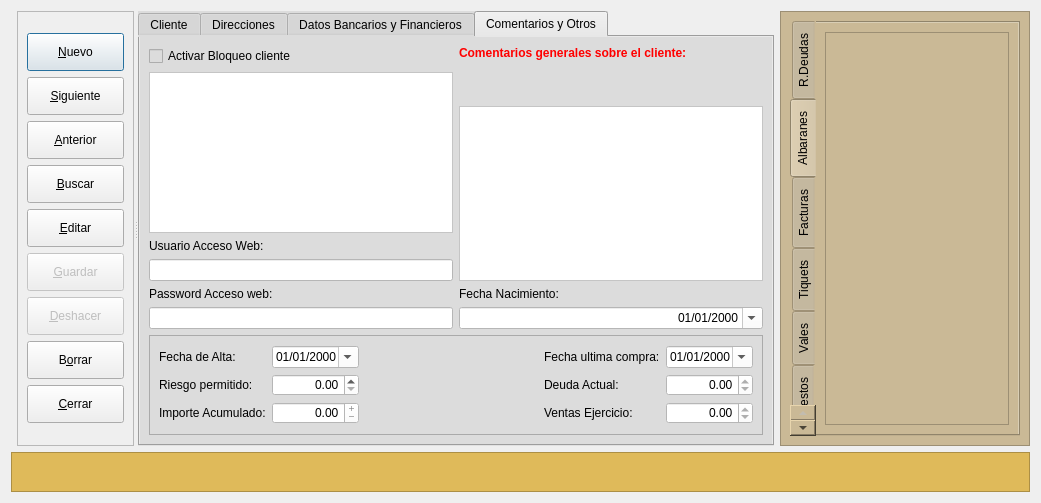
Old version of the form frmClientes.ui in the repository arcnexus/RedFoX.
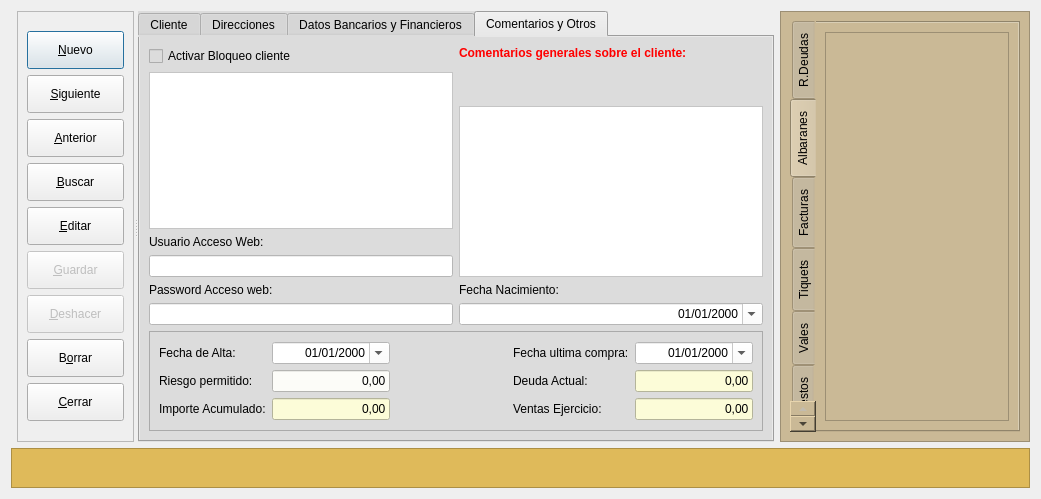
New version of the form. The open tabs and pages were chosen to show the change. Icons and pictures are not drawn.

Patch:
```diff
--- a/frmClientes.ui
+++ b/frmClientes.ui
@@ -10,7 +10,7 @@
     <x>0</x>
     <y>0</y>
     <width>1038</width>
-    <height>503</height>
+    <height>499</height>
    </rect>
   </property>
   <property name="baseSize">
@@ -2156,52 +2156,61 @@
                  </property>
                 </widget>
                </item>
-               <item row="2" column="1">
-                <widget class="QDoubleSpinBox" name="txtrImporteAcumulado">
+               <item row="1" column="1">
+                <widget class="QLineEdit" name="txtrRiesgoPermitido">
+                 <property name="enabled">
+                  <bool>true</bool>
+                 </property>
                  <property name="styleSheet">
-                  <string notr="true">background-color: rgb(255, 255, 255);</string>
+                  <string notr="true">background-color: rgb(252, 252, 248);</string>
+                 </property>
+                 <property name="text">
+                  <string>0,00</string>
                  </property>
                  <property name="alignment">
                   <set>Qt::AlignRight|Qt::AlignTrailing|Qt::AlignVCenter</set>
                  </property>
-                 <property name="readOnly">
-                  <bool>true</bool>
-                 </property>
-                 <property name="buttonSymbols">
-                  <enum>QAbstractSpinBox::PlusMinus</enum>
-                 </property>
                 </widget>
                </item>
-               <item row="2" column="4">
-                <widget class="QDoubleSpinBox" name="txtrVentasEjercicio">
+               <item row="2" column="1">
+                <widget class="QLineEdit" name="txtrImporteAcumulado">
                  <property name="styleSheet">
-                  <string notr="true">background-color: rgb(255, 255, 255);</string>
+                  <string notr="true">background-color: rgb(252, 252, 216);
+color: rgb(0, 0, 0);</string>
+                 </property>
+                 <property name="text">
+                  <string>0,00</string>
                  </property>
                  <property name="alignment">
                   <set>Qt::AlignRight|Qt::AlignTrailing|Qt::AlignVCenter</set>
                  </property>
-                 <property name="readOnly">
-                  <bool>true</bool>
-                 </property>
                 </widget>
                </item>
                <item row="1" column="4">
-                <widget class="QDoubleSpinBox" name="txtrDeudaActual">
+                <widget class="QLineEdit" name="txtrDeudaActual">
                  <property name="styleSheet">
-                  <string notr="true">background-color: rgb(255, 255, 255);</string>
+                  <string notr="true">background-color: rgb(252, 252, 216);
+color: rgb(0, 0, 0);</string>
+                 </property>
+                 <property name="text">
+                  <string>0,00</string>
                  </property>
                  <property name="alignment">
                   <set>Qt::AlignRight|Qt::AlignTrailing|Qt::AlignVCenter</set>
                  </property>
-                 <property name="readOnly">
-                  <bool>true</bool>
-                 </property>
                 </widget>
                </item>
-               <item row="1" column="1">
-                <widget class="QDoubleSpinBox" name="txtrRiesgoPermitido">
+               <item row="2" column="4">
+                <widget class="QLineEdit" name="txtrVentasEjercicio">
+                 <property name="enabled">
+                  <bool>false</bool>
+                 </property>
                  <property name="styleSheet">
-                  <string notr="true">background-color: rgb(255, 255, 255);</string>
+                  <string notr="true">background-color: rgb(252, 252, 216);
+color: rgb(0, 0, 0);</string>
+                 </property>
+                 <property name="text">
+                  <string>0,00</string>
                  </property>
                  <property name="alignment">
                   <set>Qt::AlignRight|Qt::AlignTrailing|Qt::AlignVCenter</set>
```
Left out of the diff: 81 changed lines with no effect on the pictures.
